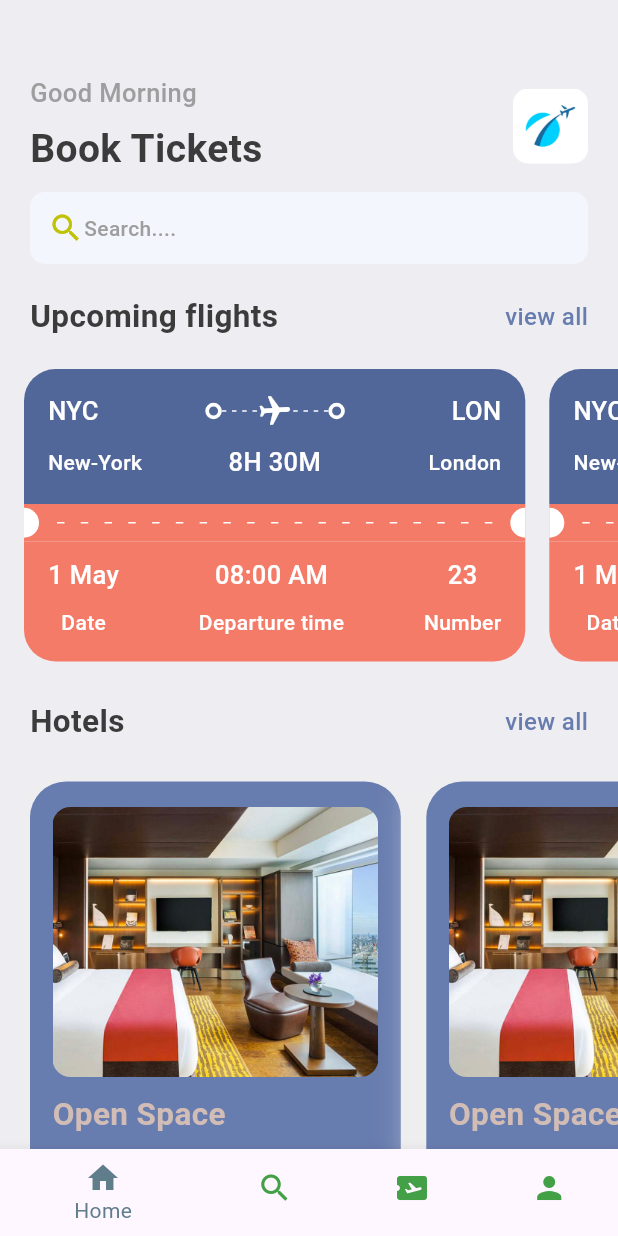
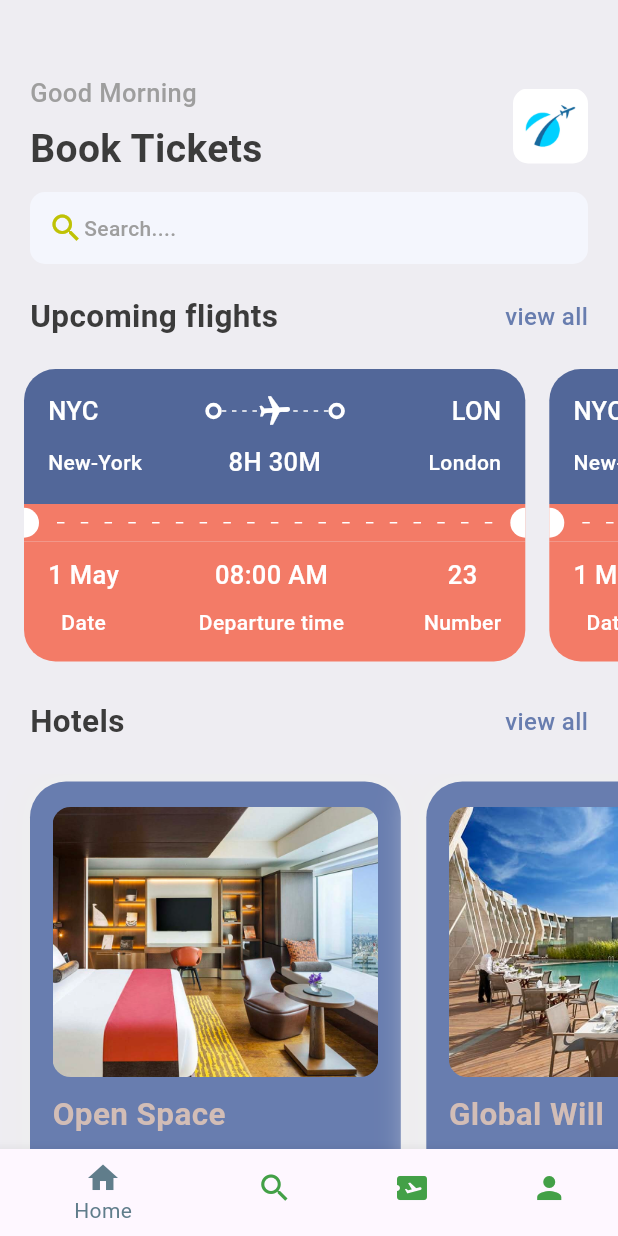
Before and after one commit to thuyavansc/flutter_ticket_booking_1, a Flutter app: the screen it shows after launch, on a phone screen of 412 x 824 dp. Run offline on Flutter 3.47's test engine with Material 3 defaults, Android fonts, the phone set to English and light mode, and no system bars.

Commit message:
hotel card changed as dynamically,

```diff
--- /dev/null
+++ b/lib/core/utils/app_info_list.dart
@@ -0,0 +1,21 @@
+
+List<Map<String, dynamic>> hotelList = [
+  {
+    'image': 'one.png',
+    'place': 'Open Space',
+    'destination': 'London',
+    'price': 25
+  },
+  {
+    'image': 'two.png',
+    'place': 'Global Will',
+    'destination': 'London',
+    'price': 40
+  },
+  {
+    'image': 'three.png',
+    'place': 'Tallest Building',
+    'destination': 'Dubai',
+    'price': 68
+  },
+];
--- a/lib/features/myticket/presentation/cards/hotel_screen.dart
+++ b/lib/features/myticket/presentation/cards/hotel_screen.dart
@@ -5,10 +5,12 @@ import 'package:flutter_ticket_booking_1/core/utils/app_layout.dart';
 import 'package:flutter_ticket_booking_1/core/utils/app_styles.dart';
 
 class HotelScreen extends StatelessWidget {
-  const HotelScreen({super.key});
+  final Map<String, dynamic> hotel;
+  const HotelScreen({super.key, required this.hotel});
 
   @override
   Widget build(BuildContext context) {
+    print('Hotel price is : ${hotel['price']}');
     final size = AppLayout.getSize(context);
     return Container(
       width: size.width*0.6,
@@ -34,8 +36,8 @@ class HotelScreen extends StatelessWidget {
             decoration: BoxDecoration(
               color: AppStyles.primaryColor,
               borderRadius: BorderRadius.circular(12),
-              image: const DecorationImage(
-                image: AssetImage('assets/images/one.png'),
+              image: DecorationImage(
+                image: AssetImage('assets/images/${hotel['image']}'),
                 fit: BoxFit.cover,
               )
             ),
@@ -43,17 +45,17 @@ class HotelScreen extends StatelessWidget {
           ),
           const SizedBox(height: 10,),
           Text(
-            'Open Space',
+            '${hotel['place']}',
             style: AppStyles.headLineStyle2.copyWith(color: AppStyles.kakiColor),
           ),
           const SizedBox(height: 8,),
           Text(
-            'London',
+            '${hotel['destination']}',
             style: AppStyles.headLineStyle3.copyWith(color: Colors.white),
           ),
           const SizedBox(height: 5,),
           Text(
-            '40K / night',
+            '${hotel['price']}K / night',
             style: AppStyles.headLineStyle1.copyWith(color: AppStyles.kakiColor),
           ),
         ],
--- a/lib/features/myticket/presentation/pages/home/home_screen.dart
+++ b/lib/features/myticket/presentation/pages/home/home_screen.dart
@@ -1,5 +1,6 @@
 import 'package:flutter/cupertino.dart';
 import 'package:flutter/material.dart';
+import 'package:flutter_ticket_booking_1/core/utils/app_info_list.dart';
 import 'package:flutter_ticket_booking_1/core/utils/app_styles.dart';
 import 'package:flutter_ticket_booking_1/features/myticket/presentation/cards/ticket_view.dart';
 
@@ -107,15 +108,11 @@ class HomeScreen extends StatelessWidget {
             ),
           ),
           const SizedBox(height: 20,),
-          const SingleChildScrollView(
+          SingleChildScrollView(
             scrollDirection: Axis.horizontal,
-            padding: EdgeInsets.only(left: 20),
+            padding: const EdgeInsets.only(left: 20),
             child: Row(
-              children: [
-                HotelScreen(),
-                HotelScreen(),
-                HotelScreen(),
-              ],
+              children: hotelList.map((singleHotel) => HotelScreen(hotel: singleHotel)).toList(),
             ),
           ),
 
```
